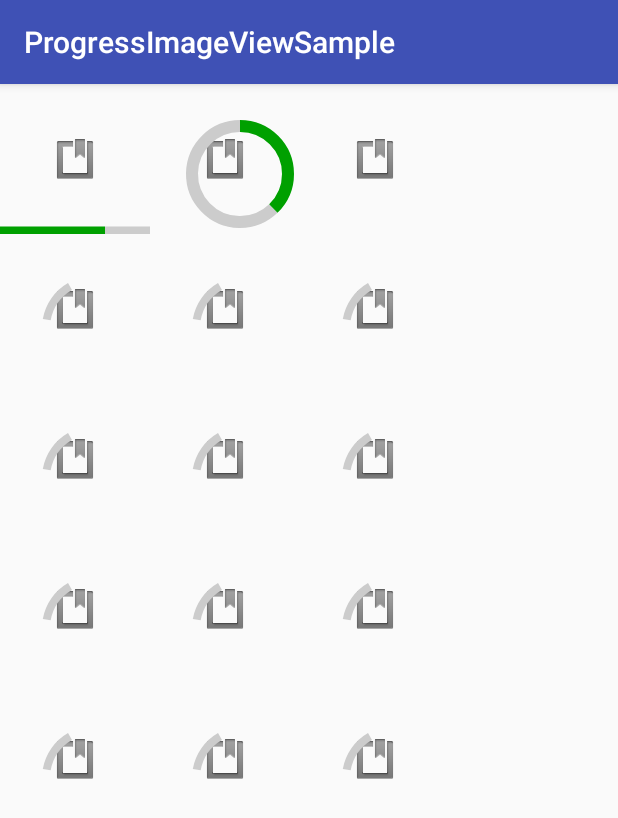
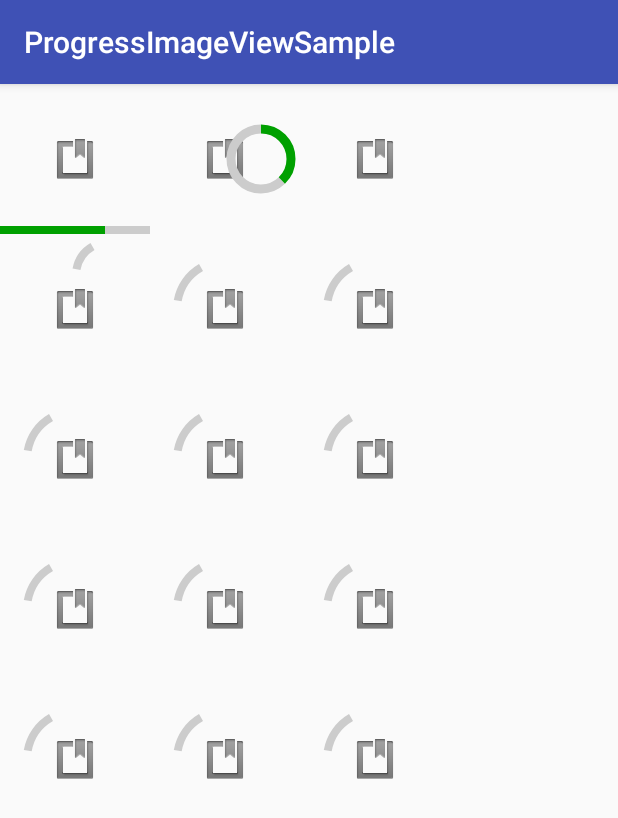
Before and after one commit to stefanosiano/PowerfulImageView, an Android app: the screen it shows after launch (MainActivity), on a phone screen of 412 x 824 dp. Shown: the top 818 px of the screen. Run offline under Robolectric (Android 15) with nearby library versions, the light colour scheme and no system bars.

Commit message:
added full gravity support for progress indicator added right to left support (and an option to disable it) small fix to horizontal indicators

```diff
--- a/progressimageview/src/main/java/com/stefanosiano/progressimageview/ProgressImageView.java
+++ b/progressimageview/src/main/java/com/stefanosiano/progressimageview/ProgressImageView.java
@@ -63,8 +63,9 @@ public class ProgressImageView extends AppCompatImageView {
                 a.getColor(R.styleable.ProgressImageView_piv_progress_front_color, ContextCompat.getColor(context, R.color.piv_default_progress_front_color)),
                 a.getColor(R.styleable.ProgressImageView_piv_progress_back_color, ContextCompat.getColor(context, R.color.piv_default_progress_back_color)),
                 a.getColor(R.styleable.ProgressImageView_piv_progress_indeterminate_color, ContextCompat.getColor(context, R.color.piv_default_indeterminate_progress_color)),
-                a.getColor(R.styleable.ProgressImageView_piv_progress_gravity, PivProgressGravity.CENTER.getValue()),
-                ViewCompat.getLayoutDirection(this) == ViewCompat.LAYOUT_DIRECTION_RTL
+                a.getInteger(R.styleable.ProgressImageView_piv_progress_gravity, PivProgressGravity.CENTER.getValue()),
+                ViewCompat.getLayoutDirection(this) == ViewCompat.LAYOUT_DIRECTION_RTL,
+                a.getBoolean(R.styleable.ProgressImageView_piv_progress_disable_rtl_support, false)
         );
         PivProgressMode mode = PivProgressMode.fromValue(a.getInteger(R.styleable.ProgressImageView_piv_progress_mode, PivProgressMode.DETERMINATE.getValue()));
 
--- a/progressimageview/src/main/java/com/stefanosiano/progressimageview/progress/DeterminateHorizontalProgressDrawer.java
+++ b/progressimageview/src/main/java/com/stefanosiano/progressimageview/progress/DeterminateHorizontalProgressDrawer.java
@@ -63,13 +63,9 @@ public class DeterminateHorizontalProgressDrawer implements ProgressDrawer {
         if(mProgressBackPaint == null) mProgressBackPaint = new Paint();
 
         mProgressFrontPaint.setColor(progressOptions.frontColor);
-        mProgressFrontPaint.setStrokeWidth(progressOptions.borderWidth);
-        mProgressFrontPaint.setAntiAlias(true);
-        mProgressFrontPaint.setStyle(Paint.Style.STROKE);
+        mProgressFrontPaint.setStyle(Paint.Style.FILL_AND_STROKE);
         mProgressBackPaint.setColor(progressOptions.backColor);
-        mProgressBackPaint.setStrokeWidth(progressOptions.borderWidth);
-        mProgressBackPaint.setAntiAlias(true);
-        mProgressBackPaint.setStyle(Paint.Style.STROKE);
+        mProgressBackPaint.setStyle(Paint.Style.FILL_AND_STROKE);
 
         mUseProgressAnimation = progressOptions.isDeterminateAnimationEnabled;
         setProgressPercent(progressOptions.valuePercent);
@@ -82,8 +78,8 @@ public class DeterminateHorizontalProgressDrawer implements ProgressDrawer {
 
     @Override
     public void draw(Canvas canvas, RectF progressBounds) {
-        canvas.drawLine(mCurrentFrontX, progressBounds.bottom, progressBounds.right, progressBounds.bottom, mProgressBackPaint);
-        canvas.drawLine(progressBounds.left, progressBounds.bottom, mCurrentFrontX, progressBounds.bottom, mProgressFrontPaint);
+        canvas.drawRect(mCurrentFrontX, progressBounds.top, progressBounds.right, progressBounds.bottom, mProgressBackPaint);
+        canvas.drawRect(progressBounds.left, progressBounds.top, mCurrentFrontX, progressBounds.bottom, mProgressFrontPaint);
     }
 
     @Override
--- a/progressimageview/src/main/java/com/stefanosiano/progressimageview/progress/IndeterminateHorizontalProgressDrawer.java
+++ b/progressimageview/src/main/java/com/stefanosiano/progressimageview/progress/IndeterminateHorizontalProgressDrawer.java
@@ -40,9 +40,7 @@ public class IndeterminateHorizontalProgressDrawer implements ProgressDrawer {
         if(mProgressPaint == null) mProgressPaint = new Paint();
 
         mProgressPaint.setColor(progressOptions.indeterminateColor);
-        mProgressPaint.setStrokeWidth(progressOptions.borderWidth);
-        mProgressPaint.setAntiAlias(true);
-        mProgressPaint.setStyle(Paint.Style.STROKE);
+        mProgressPaint.setStyle(Paint.Style.FILL_AND_STROKE);
 
         this.isShrinking = false;
         setProgressValues(30);
@@ -74,7 +72,7 @@ public class IndeterminateHorizontalProgressDrawer implements ProgressDrawer {
 
     @Override
     public void draw(Canvas canvas, RectF progressBounds) {
-        canvas.drawLine(mStartX, progressBounds.bottom, mEndX, progressBounds.bottom, mProgressPaint);
+        canvas.drawRect(mStartX, progressBounds.top, mEndX, progressBounds.bottom, mProgressPaint);
     }
 
     @Override
--- a/progressimageview/src/main/java/com/stefanosiano/progressimageview/progress/ProgressOptions.java
+++ b/progressimageview/src/main/java/com/stefanosiano/progressimageview/progress/ProgressOptions.java
@@ -15,11 +15,13 @@ public class ProgressOptions {
     int backColor;
     int indeterminateColor;
     PivProgressGravity gravity;
+    boolean isRtlSupportDisabled;
 
     private float left, top, right, bottom;
     private final boolean isCircleBorderWidthFixed, isRtl;
 
-    public ProgressOptions(boolean isDeterminateAnimationEnabled, int borderWidth, int size, float sizePercent, float valuePercent, int frontColor, int backColor, int indeterminateColor, int gravity, boolean rtl) {
+    public ProgressOptions(boolean isDeterminateAnimationEnabled, int borderWidth, int size, float sizePercent,
+                           float valuePercent, int frontColor, int backColor, int indeterminateColor, int gravity, boolean rtl, boolean disableRtlSupport) {
         this.isDeterminateAnimationEnabled = isDeterminateAnimationEnabled;
         this.borderWidth = borderWidth;
         this.isCircleBorderWidthFixed = borderWidth > 0;
@@ -31,6 +33,7 @@ public class ProgressOptions {
         this.indeterminateColor = indeterminateColor;
         this.gravity = PivProgressGravity.fromValue(gravity);
         this.isRtl = rtl;
+        this.isRtlSupportDisabled = disableRtlSupport;
 
         calculateBounds(0, 0, PivProgressMode.NONE);
     }
@@ -48,17 +51,113 @@ public class ProgressOptions {
         switch(mode){
             case DETERMINATE:
             case INDETERMINATE:
+                switch (gravity){
+                    case START:
+                    case BOTTOM_START:
+                    case TOP_START:
+                        if(isRtl && !isRtlSupportDisabled){
                             left = w - size - borderWidth;
                             right = w - borderWidth;
+                        }
+                        else {
+                            left = borderWidth;
+                            right = size + borderWidth;
+                        }
+                        break;
+                    case END:
+                    case BOTTOM_END:
+                    case TOP_END:
+                        if(isRtl && !isRtlSupportDisabled){
+                            left = borderWidth;
+                            right = size + borderWidth;
+                        }
+                        else {
+                            left = w - size - borderWidth;
+                            right = w - borderWidth;
+                        }
+                        break;
+                    case TOP:
+                    case BOTTOM:
+                    case CENTER:
+                        left = (w - size)/2;
+                        right = (w + size)/2;
+                        break;
+                }
+                switch (gravity){
+                    case TOP_START:
+                    case TOP_END:
+                    case TOP:
+                        top = borderWidth;
+                        bottom = size + borderWidth;
+                        break;
+                    case BOTTOM:
+                    case BOTTOM_START:
+                    case BOTTOM_END:
                         top = h - size - borderWidth;
                         bottom = h - borderWidth;
                         break;
+                    case END:
+                    case START:
+                    case CENTER:
+                        top = (h - size)/2;
+                        bottom = (h + size)/2;
+                        break;
+                }
+                break;
             case HORIZONTAL_DETERMINATE:
             case HORIZONTAL_INDETERMINATE:
+                switch (gravity){
+                    case START:
+                    case BOTTOM_START:
+                    case TOP_START:
+                        if(isRtl && !isRtlSupportDisabled){
                             left = w - size;
                             right = w;
+                        }
+                        else {
+                            left = 0;
+                            right = size;
+                        }
+                        break;
+                    case END:
+                    case BOTTOM_END:
+                    case TOP_END:
+                        if(isRtl && !isRtlSupportDisabled){
+                            left = 0;
+                            right = size;
+                        }
+                        else {
+                            left = w - size;
+                            right = w;
+                        }
+                        break;
+                    case TOP:
+                    case BOTTOM:
+                    case CENTER:
+                        left = (w - size)/2;
+                        right = (w + size)/2;
+                        break;
+                }
+                switch (gravity){
+                    case TOP_START:
+                    case TOP_END:
+                    case TOP:
+                        top = 0;
+                        bottom = borderWidth;
+                        break;
+                    case BOTTOM:
+                    case BOTTOM_START:
+                    case BOTTOM_END:
                         top = h - borderWidth;
                         bottom = h;
+                        break;
+                    case END:
+                    case START:
+                    case CENTER:
+                        top = (h - borderWidth)/2;
+                        bottom = (h + borderWidth)/2;
+                        break;
+                }
                 break;
             case NONE:
             default:
--- a/progressimageview/src/main/res/values/attrs.xml
+++ b/progressimageview/src/main/res/values/attrs.xml
@@ -9,6 +9,7 @@
         <attr name="piv_progress_front_color" format="color" />
         <attr name="piv_progress_back_color" format="color" />
         <attr name="piv_progress_indeterminate_color" format="color" />
+        <attr name="piv_progress_disable_rtl_support" format="boolean" />
         <attr name="piv_progress_gravity" format="enum" >
             <enum name="center" value="0"/>
             <enum name="start" value="1"/>
--- a/sample/src/main/res/layout/activity_main.xml
+++ b/sample/src/main/res/layout/activity_main.xml
@@ -16,6 +16,8 @@
             android:scaleType="center"
             android:src="@android:drawable/ic_input_get"
 
+            app:piv_progress_gravity="bottom"
+            app:piv_progress_width="5dp"
             app:piv_progress_mode="horizontal_determinate"
             app:piv_progress_front_color="#00A000"
             app:piv_progress_percent="70"
@@ -28,10 +30,11 @@
             android:scaleType="center"
             android:src="@android:drawable/ic_input_get"
 
+            app:piv_progress_gravity="end"
             app:piv_progress_mode="determinate"
             app:piv_progress_percent="38"
-            app:piv_progress_width="8dp"
-            app:piv_progress_size="64dp" />
+            app:piv_progress_width="6dp"
+            app:piv_progress_size="40dp" />
 
 
         <com.stefanosiano.progressimageview.ProgressImageView
@@ -41,10 +44,11 @@
             android:scaleType="center"
             android:src="@android:drawable/ic_input_get"
 
+            app:piv_progress_gravity="end"
             app:piv_progress_indeterminate_color="@color/colorAccent"
             app:piv_progress_mode="horizontal_indeterminate"
             app:piv_progress_percent="18"
-            app:piv_progress_size_percent="50"
+            app:piv_progress_size_percent="80"
             app:piv_progress_width="5dp"/>
 
     </TableRow>
@@ -56,11 +60,13 @@
             android:scaleType="center"
             android:src="@android:drawable/ic_input_get"
 
+            app:piv_progress_gravity="top_end"
+            app:piv_progress_disable_rtl_support="true"
             app:piv_progress_back_color="@color/colorPrimary"
             app:piv_progress_front_color="@color/colorAccent"
             app:piv_progress_mode="indeterminate"
             app:piv_progress_width="5dp"
-            app:piv_progress_size="64dp" />
+            app:piv_progress_size="44dp" />
 
 
         <com.stefanosiano.progressimageview.ProgressImageView
```
Lines whose indentation alone changed are shown as unchanged.
